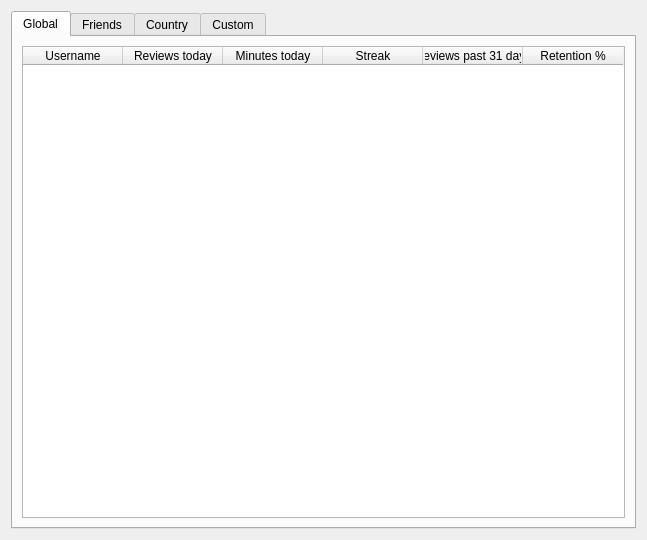
Old version of the form designer/Leaderboard.ui in the repository ThoreBor/Anki_Leaderboard.
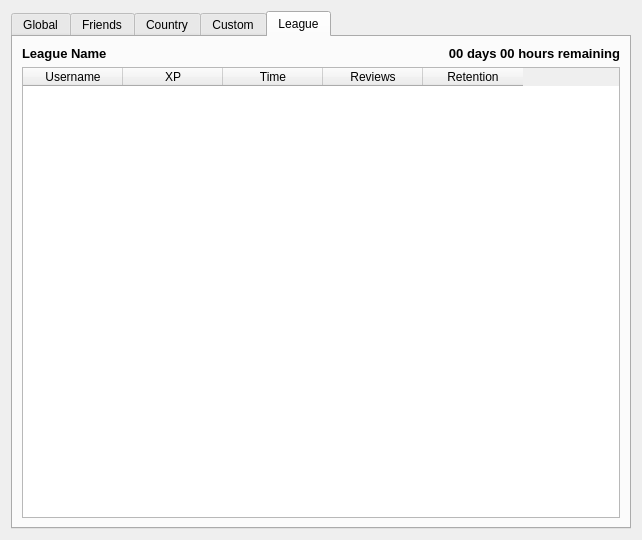
New version of the form. The open tabs and pages were chosen to show the change. Icons and pictures are not drawn.

```diff
--- a/designer/Leaderboard.ui
+++ b/designer/Leaderboard.ui
@@ -6,7 +6,7 @@
    <rect>
     <x>0</x>
     <y>0</y>
-    <width>647</width>
+    <width>642</width>
     <height>540</height>
    </rect>
   </property>
@@ -259,6 +259,77 @@
        </item>
       </layout>
      </widget>
+     <widget class="QWidget" name="tab_5">
+      <attribute name="title">
+       <string>League</string>
+      </attribute>
+      <layout class="QGridLayout" name="gridLayout_2">
+       <item row="0" column="0">
+        <layout class="QGridLayout" name="gridLayout">
+         <item row="0" column="0">
+          <widget class="QLabel" name="league_label">
+           <property name="font">
+            <font>
+             <pointsize>10</pointsize>
+             <weight>75</weight>
+             <bold>true</bold>
+            </font>
+           </property>
+           <property name="text">
+            <string>League Name</string>
+           </property>
+          </widget>
+         </item>
+         <item row="0" column="1">
+          <widget class="QLabel" name="time_left">
+           <property name="font">
+            <font>
+             <pointsize>10</pointsize>
+             <weight>75</weight>
+             <bold>true</bold>
+            </font>
+           </property>
+           <property name="text">
+            <string>00 days 00 hours remaining</string>
+           </property>
+           <property name="alignment">
+            <set>Qt::AlignRight|Qt::AlignTrailing|Qt::AlignVCenter</set>
+           </property>
+          </widget>
+         </item>
+         <item row="1" column="0" colspan="2">
+          <widget class="QTableWidget" name="League">
+           <column>
+            <property name="text">
+             <string>Username</string>
+            </property>
+           </column>
+           <column>
+            <property name="text">
+             <string>XP</string>
+            </property>
+           </column>
+           <column>
+            <property name="text">
+             <string>Time</string>
+            </property>
+           </column>
+           <column>
+            <property name="text">
+             <string>Reviews</string>
+            </property>
+           </column>
+           <column>
+            <property name="text">
+             <string>Retention</string>
+            </property>
+           </column>
+          </widget>
+         </item>
+        </layout>
+       </item>
+      </layout>
+     </widget>
     </widget>
    </item>
   </layout>
```
